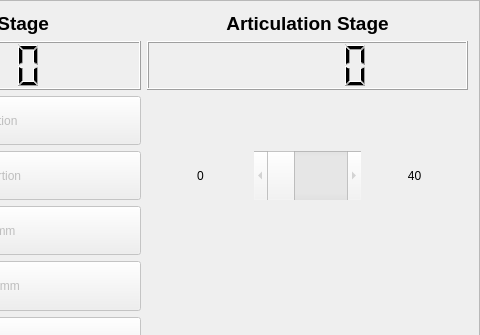
Qt form src/RTUltrasteer/RobotControlsWidget.ui (josephgreer/ultrasteer) before a commit; both pictures show x 519 to 999 and y 0 to 335 of the 999 by 543 pixel window.
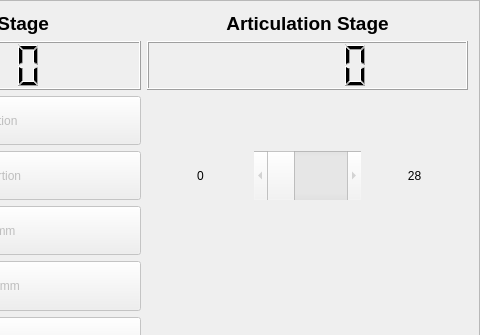
The same form after that commit.

```diff
--- a/src/RTUltrasteer/RobotControlsWidget.ui
+++ b/src/RTUltrasteer/RobotControlsWidget.ui
@@ -403,7 +403,7 @@
           </size>
          </property>
          <property name="text">
-          <string>40</string>
+          <string>28</string>
          </property>
          <property name="alignment">
           <set>Qt::AlignCenter</set>
```
Left out of the diff: 2 changed lines with no effect on the pictures.
